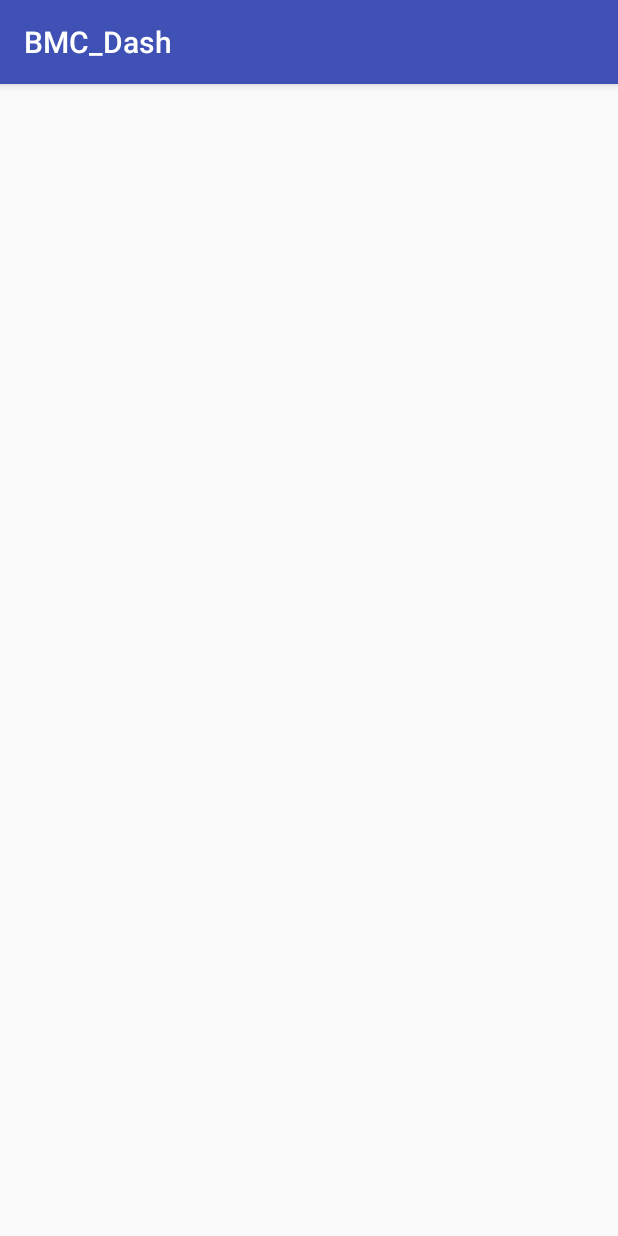
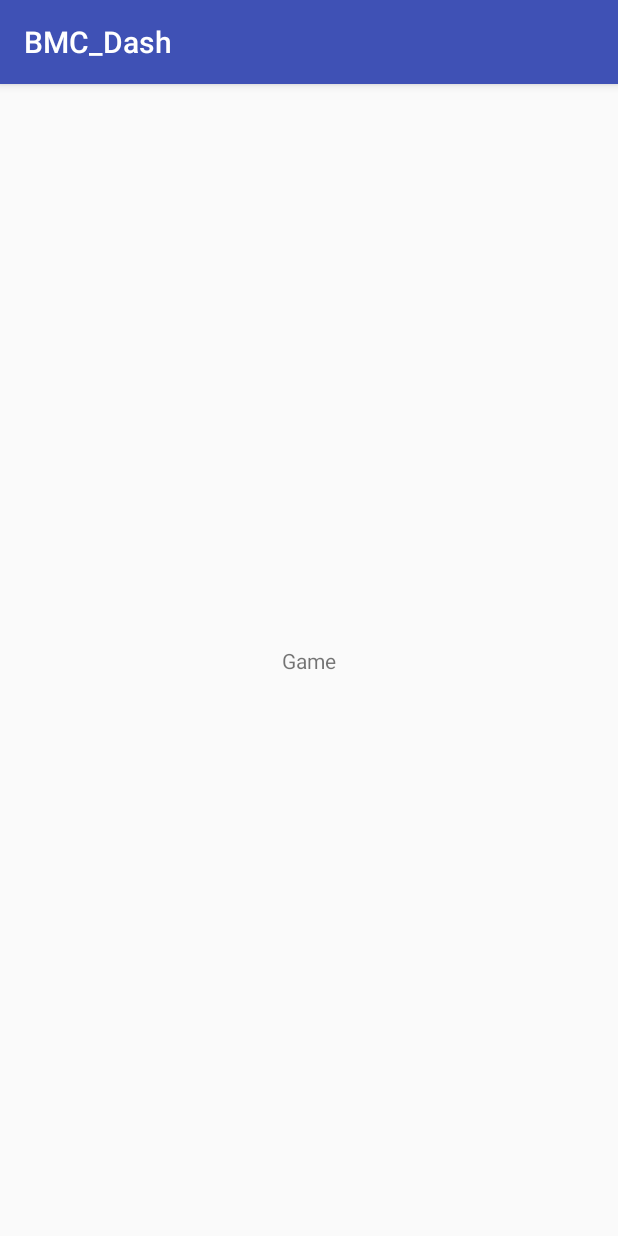
Before and after one commit to dinhkellie/BMCDash, an Android app: the screen it shows after launch (MainActivity), on a phone screen of 412 x 824 dp. Run offline under Robolectric (Android 15) with nearby library versions, the phone set to English and light mode, and no system bars.

```diff
--- a/app/src/main/res/layout/activity_main.xml
+++ b/app/src/main/res/layout/activity_main.xml
@@ -1,9 +1,18 @@
 <?xml version="1.0" encoding="utf-8"?>
 <android.support.constraint.ConstraintLayout xmlns:android="http://schemas.android.com/apk/res/android"
-                                             xmlns:tools="http://schemas.android.com/tools"
+                                             xmlns:app="http://schemas.android.com/apk/res-auto" xmlns:tools="http://schemas.android.com/tools"
                                              android:orientation="vertical"
                                              android:layout_width="match_parent"
                                              android:layout_height="match_parent">
 
 
+    <TextView
+            android:text="Game"
+            android:layout_width="wrap_content"
+            android:layout_height="wrap_content"
+            android:id="@+id/textView" app:layout_constraintTop_toTopOf="parent"
+            android:layout_marginTop="8dp" app:layout_constraintBottom_toBottomOf="parent"
+            android:layout_marginBottom="8dp" android:layout_marginRight="8dp"
+            app:layout_constraintRight_toRightOf="parent" android:layout_marginLeft="8dp"
+            app:layout_constraintLeft_toLeftOf="parent"/>
 </android.support.constraint.ConstraintLayout>
```
